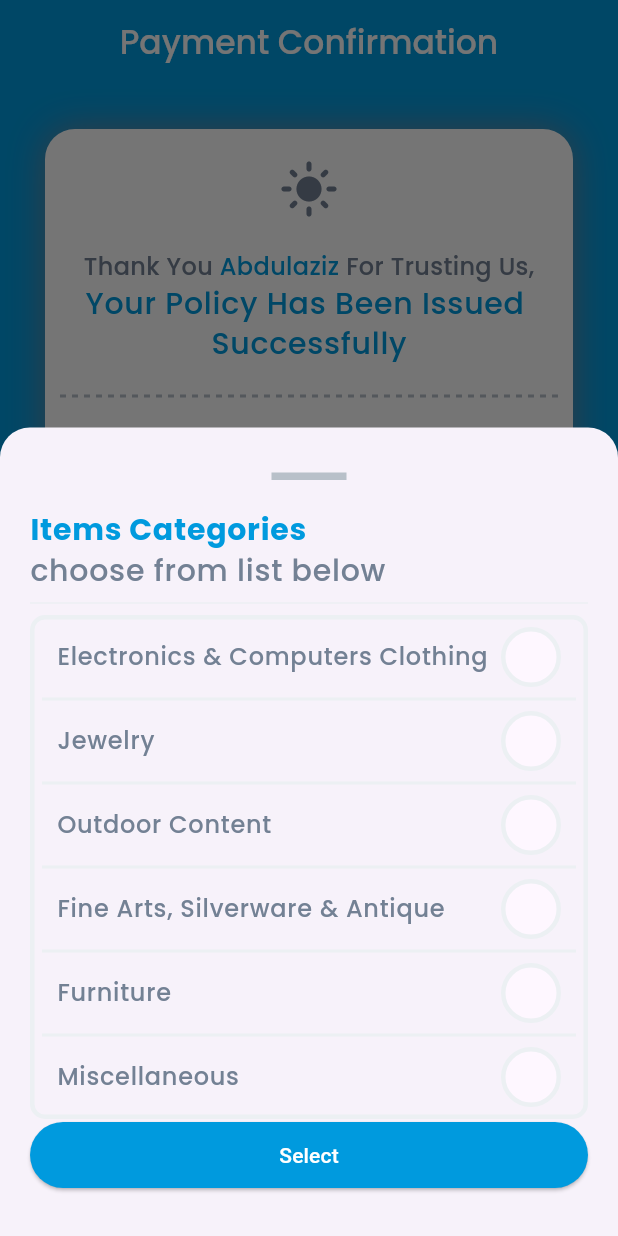
After one commit to sehab374/design, a Flutter app: the screen it shows after launch, after a tap on the "add" icon, on a phone screen of 412 x 824 dp. The commit adds this screen. Run offline on Flutter 3.47's test engine with Material 3 defaults, Android fonts, the phone set to English and light mode, and no system bars; drawn by our look-alikes of dotted_line, roundcheckbox; our stand-ins replace google_fonts; missing offline and left inert: dart:ffi.

Commit message:
Items Categories

```diff
--- /dev/null
+++ b/lib/category_bottom_sheet.dart
@@ -0,0 +1,83 @@
+import 'dart:ffi';
+
+import 'package:flutter/material.dart';
+import 'package:roundcheckbox/roundcheckbox.dart';
+import 'package:ui1/cell_section.dart';
+import 'package:ui1/colors.dart';
+
+class CategoryBottomSheet extends StatefulWidget {
+  const CategoryBottomSheet({super.key});
+
+  @override
+  State<CategoryBottomSheet> createState() => _CategoryBottomSheetState();
+}
+
+class _CategoryBottomSheetState extends State<CategoryBottomSheet> {
+  @override
+  Widget build(BuildContext context) {
+    return Container(
+      child: Padding(
+        padding:
+            const EdgeInsetsDirectional.symmetric(vertical: 30, horizontal: 20),
+        child: Column(
+          mainAxisSize: MainAxisSize.min,
+          children: [
+            Container(
+                height: 5,
+                width: 50,
+                decoration: BoxDecoration(color: MainColors.greyColor)),
+            SizedBox(
+              height: 20,
+            ),
+            Column(crossAxisAlignment: CrossAxisAlignment.start, children: [
+              Text("Items Categories",
+                  style: Theme.of(context).textTheme.labelMedium!.copyWith(
+                        color: MainColors.primaryColor,
+                        fontWeight: FontWeight.bold,
+                      )),
+              Text("choose from list below",
+                  style: Theme.of(context).textTheme.labelMedium),
+              Divider(color: MainColors.greyBorderColor),
+              Container(
+                padding: EdgeInsets.all(5),
+                decoration: BoxDecoration(
+                    border:
+                        Border.all(color: MainColors.greyBorderColor, width: 3),
+                    borderRadius: BorderRadius.circular(10)),
+                child: Column(children: [
+                  CellSection("Electronics & Computers Clothing"),
+                  Divider(color: MainColors.greyBorderColor, thickness: 2),
+                  CellSection("Jewelry"),
+                  Divider(color: MainColors.greyBorderColor, thickness: 2),
+                  CellSection("Outdoor Content"),
+                  Divider(color: MainColors.greyBorderColor, thickness: 2),
+                  CellSection("Fine Arts, Silverware & Antique"),
+                  Divider(color: MainColors.greyBorderColor, thickness: 2),
+                  CellSection("Furniture"),
+                  Divider(color: MainColors.greyBorderColor, thickness: 2),
+                  CellSection("Miscellaneous"),
+                ]),
+              ),
+              Container(
+                width: double.infinity,
+                child: ElevatedButton(
+                    style: ButtonStyle(
+                        backgroundColor:
+                            MaterialStatePropertyAll(MainColors.primaryColor)),
+                    onPressed: () {},
+                    child: Padding(
+                      padding:
+                          const EdgeInsetsDirectional.symmetric(vertical: 12),
+                      child: Text(
+                        "Select",
+                        style: TextStyle(color: MainColors.whiteColor),
+                      ),
+                    )),
+              ),
+            ]),
+          ],
+        ),
+      ),
+    );
+  }
+}
--- /dev/null
+++ b/lib/cell_section.dart
@@ -0,0 +1,28 @@
+import 'package:flutter/material.dart';
+import 'package:roundcheckbox/roundcheckbox.dart';
+
+import 'colors.dart';
+
+class CellSection extends StatelessWidget {
+  String caption;
+
+  CellSection(this.caption);
+
+  @override
+  Widget build(BuildContext context) {
+    return Padding(
+      padding: const EdgeInsetsDirectional.symmetric(horizontal: 10),
+      child: Row(
+        mainAxisAlignment: MainAxisAlignment.spaceBetween,
+        children: [
+          Text(caption, style: Theme.of(context).textTheme.labelSmall),
+          RoundCheckBox(
+            checkedColor: MainColors.primaryColor,
+            border: Border.all(width: 3, color: MainColors.greyBorderColor),
+            onTap: (selected) {},
+          ),
+        ],
+      ),
+    );
+  }
+}
--- a/lib/colors.dart
+++ b/lib/colors.dart
@@ -4,6 +4,7 @@ class MainColors {
   static const Color primaryColor = Color(0xff009ADE);
   static const Color greyColor = Color(0xffB8C0C9);
   static const Color greyTextColor = Color(0xff738194);
+  static const Color greyBorderColor = Color(0xffECF0F3);
   static const Color whiteColor = Colors.white;
 
 }
--- a/lib/home_screen.dart
+++ b/lib/home_screen.dart
@@ -1,11 +1,17 @@
 import 'package:flutter/material.dart';
 import 'package:google_fonts/google_fonts.dart';
+import 'package:ui1/category_bottom_sheet.dart';
 import 'package:ui1/colors.dart';
 import 'package:dotted_line/dotted_line.dart';
 
-class HomeScreen extends StatelessWidget {
+class HomeScreen extends StatefulWidget {
   const HomeScreen({super.key});
 
+  @override
+  State<HomeScreen> createState() => _HomeScreenState();
+}
+
+class _HomeScreenState extends State<HomeScreen> {
   @override
   Widget build(BuildContext context) {
     return Scaffold(
@@ -202,6 +208,25 @@ class HomeScreen extends StatelessWidget {
           ],
         )
       ]),
+      floatingActionButton: FloatingActionButton(
+          onPressed: () {
+            showBottomSheet();
+          },
+          child: Icon(Icons.add)),
+    );
+  }
+
+  showBottomSheet() {
+    showModalBottomSheet(
+      context: context,
+      isScrollControlled: true,
+      shape: OutlineInputBorder(
+          borderSide: BorderSide(color: Colors.transparent),
+          borderRadius: BorderRadius.only(
+              topLeft: Radius.circular(20), topRight: Radius.circular(20))),
+      builder: (context) {
+        return CategoryBottomSheet();
+      },
     );
   }
 }
--- a/lib/theme_data.dart
+++ b/lib/theme_data.dart
@@ -9,5 +9,9 @@ class MyThemeData {
           labelMedium: GoogleFonts.poppins(
               fontSize: 20,
               color: MainColors.greyTextColor,
+              fontWeight: FontWeight.w500),
+          labelSmall: GoogleFonts.poppins(
+              fontSize: 16,
+              color: MainColors.greyTextColor,
               fontWeight: FontWeight.w500)));
 }
--- a/pubspec.yaml
+++ b/pubspec.yaml
@@ -37,6 +37,7 @@ dependencies:
   cupertino_icons: ^1.0.2
   google_fonts: ^6.1.0
   dotted_line: ^3.2.2
+  roundcheckbox: ^2.0.5
 
 
 
```
Also changed, not shown: pubspec.lock.
